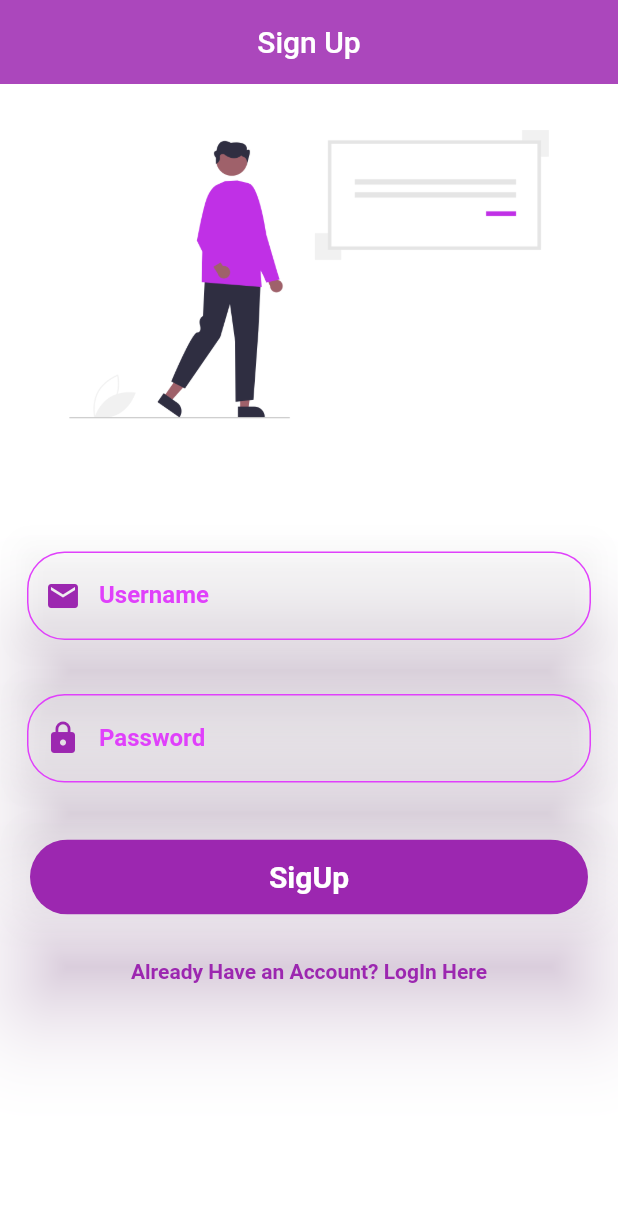
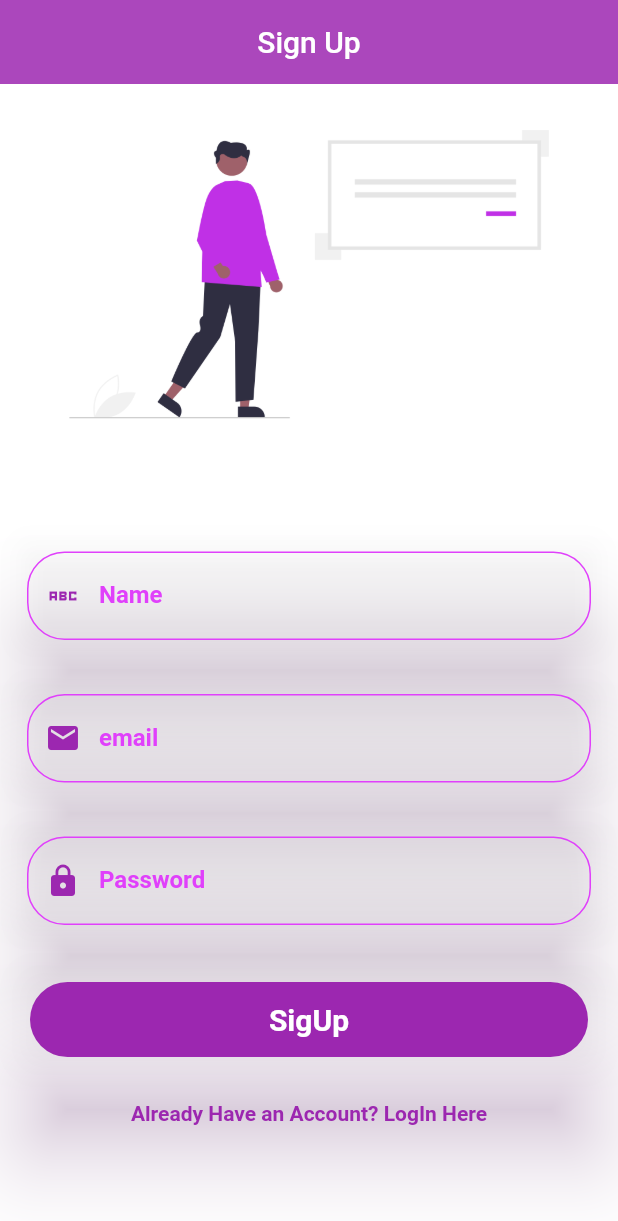
Before and after one commit to DarkNinja15/chat_app, a Flutter app: the screen it shows after launch, on a phone screen of 412 x 824 dp. Shown: the top 1221 px of the screen. Run offline on Flutter 3.47's test engine with Material 2 defaults, Android fonts, the phone set to English and light mode, and no system bars; our stand-ins replace cloud_firestore, firebase_auth, firebase_core, flutter_spinkit, google_fonts; accounts and stored records are empty.

Commit message:
added authmethods.dart file and code for siging up the user

```diff
--- /dev/null
+++ b/chat_app/lib/auth&database/authmethods.dart
@@ -0,0 +1,27 @@
+import 'package:cloud_firestore/cloud_firestore.dart';
+import 'package:firebase_auth/firebase_auth.dart';
+
+class AuthMethods {
+  final auth = FirebaseAuth.instance;
+
+  // sign up user
+  signUp(String email, String password, String name) async {
+    try {
+      final UserCredential credential =
+          await auth.createUserWithEmailAndPassword(
+        email: email,
+        password: password,
+      );
+
+      await FirebaseFirestore.instance
+          .collection('users')
+          .doc(credential.user!.uid)
+          .set({
+        'email': email,
+        'name': name,
+      });
+    } catch (e) {
+      print(e.toString());
+    }
+  }
+}
--- a/chat_app/lib/pages/login_page.dart
+++ b/chat_app/lib/pages/login_page.dart
@@ -48,8 +48,8 @@ class _LoginPageState extends State<LoginPage> {
                       padding: const EdgeInsets.all(18.0),
                       child: TextForm(
                         textEditingController: _passwordcontroller,
-                        hintText: 'Enter Your username',
-                        labelText: 'Username',
+                        hintText: 'Enter Your email',
+                        labelText: 'email',
                         textInputType: TextInputType.emailAddress,
                         icon: const Icon(
                           Icons.mail,
--- a/chat_app/lib/pages/signup_page.dart
+++ b/chat_app/lib/pages/signup_page.dart
@@ -13,12 +13,14 @@ class SignUpPage extends StatefulWidget {
 class _SignUpPageState extends State<SignUpPage> {
   TextEditingController _emailcontroller = TextEditingController();
   TextEditingController _passwordcontroller = TextEditingController();
+  TextEditingController _namecontroller = TextEditingController();
 
   @override
   void dispose() {
     super.dispose();
     _emailcontroller.dispose();
     _passwordcontroller.dispose();
+    _namecontroller.dispose();
   }
 
   @override
@@ -47,9 +49,22 @@ class _SignUpPageState extends State<SignUpPage> {
                     Padding(
                       padding: const EdgeInsets.all(18.0),
                       child: TextForm(
+                        textEditingController: _namecontroller,
+                        hintText: 'Enter Your name',
+                        labelText: 'Name',
+                        textInputType: TextInputType.text,
+                        icon: const Icon(
+                          Icons.abc_sharp,
+                          color: Colors.purple,
+                        ),
+                      ),
+                    ),
+                    Padding(
+                      padding: const EdgeInsets.all(18.0),
+                      child: TextForm(
                         textEditingController: _emailcontroller,
                         hintText: 'Enter Your email',
-                        labelText: 'Username',
+                        labelText: 'email',
                         textInputType: TextInputType.emailAddress,
                         icon: const Icon(
                           Icons.mail,
```
Also changed, not shown: chat_app/lib/shared/shared_properties.dart (+10 -0 lines).
